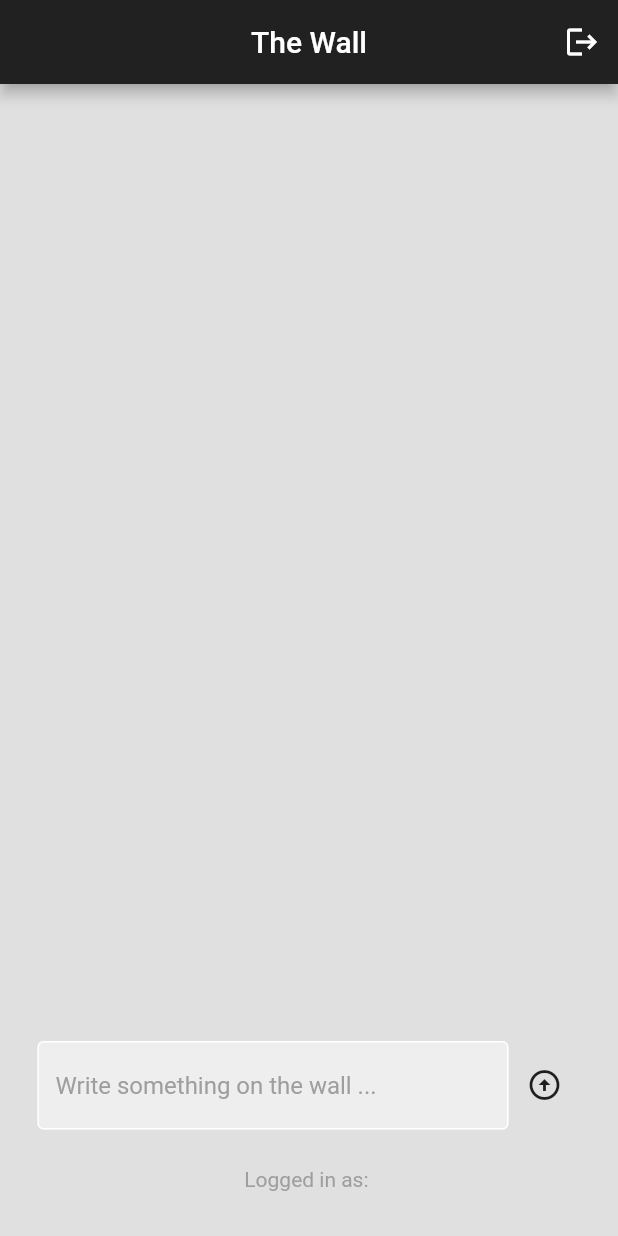
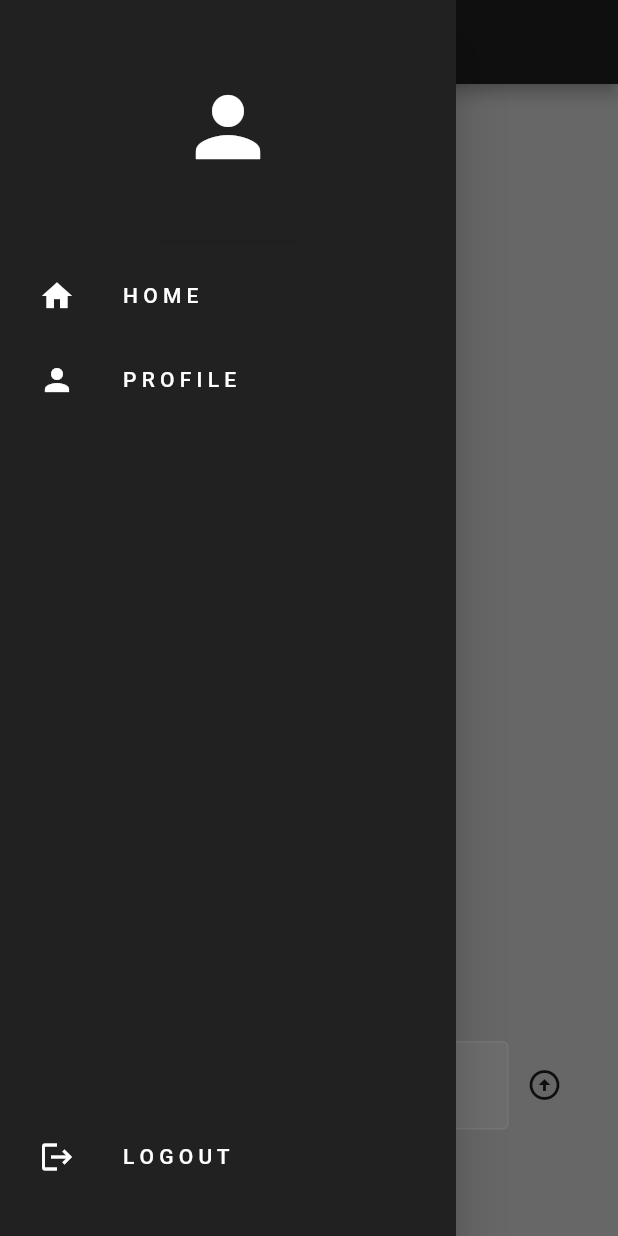
Before and after one commit to edwin-learning/flutter_social_media_app, a Flutter app: the screen it shows once a user with an empty profile is signed in, with the side drawer open (before the commit the screen has no drawer), on a phone screen of 412 x 824 dp. Run offline on Flutter 3.47's test engine with Material 2 defaults, Android fonts, the light colour scheme and no system bars; our stand-ins replace cloud_firestore, firebase_auth, firebase_core; accounts and stored records are empty.

Commit message:
feat: 完成侧边栏

```diff
--- /dev/null
+++ b/lib/components/drawer.dart
@@ -0,0 +1,54 @@
+import 'package:flutter/material.dart';
+import 'package:flutter_social_media_app/components/my_list_tile.dart';
+
+class MyDrawer extends StatelessWidget {
+  final void Function()? onProfilePage;
+  final void Function()? onSignOut;
+
+  const MyDrawer({
+    super.key,
+    required this.onProfilePage,
+    required this.onSignOut,
+  });
+
+  @override
+  Widget build(BuildContext context) {
+    return Drawer(
+      backgroundColor: Colors.grey[900],
+      child: Column(
+        mainAxisAlignment: MainAxisAlignment.spaceBetween,
+        children: [
+          Column(
+            children: [
+              const DrawerHeader(
+                child: Icon(
+                  Icons.person,
+                  color: Colors.white,
+                  size: 64,
+                ),
+              ),
+              MyListTile(
+                icon: Icons.home,
+                text: "H O M E",
+                onTap: () => Navigator.pop(context),
+              ),
+              MyListTile(
+                icon: Icons.person,
+                text: "P R O F I L E",
+                onTap: onProfilePage,
+              ),
+            ],
+          ),
+          Padding(
+            padding: const EdgeInsets.only(bottom: 25),
+            child: MyListTile(
+              icon: Icons.logout,
+              text: "L O G O U T",
+              onTap: onSignOut,
+            ),
+          ),
+        ],
+      ),
+    );
+  }
+}
--- /dev/null
+++ b/lib/components/my_list_tile.dart
@@ -0,0 +1,32 @@
+import 'package:flutter/material.dart';
+
+class MyListTile extends StatelessWidget {
+  final IconData icon;
+  final String text;
+  final void Function()? onTap;
+
+  const MyListTile({
+    super.key,
+    required this.icon,
+    required this.text,
+    required this.onTap,
+  });
+
+  @override
+  Widget build(BuildContext context) {
+    return Padding(
+      padding: const EdgeInsets.only(left: 10.0),
+      child: ListTile(
+        leading: Icon(
+          icon,
+          color: Colors.white,
+        ),
+        onTap: onTap,
+        title: Text(
+          text,
+          style: TextStyle(color: Colors.white),
+        ),
+      ),
+    );
+  }
+}
--- a/lib/pages/home_page.dart
+++ b/lib/pages/home_page.dart
@@ -1,8 +1,10 @@
 import 'package:cloud_firestore/cloud_firestore.dart';
 import 'package:firebase_auth/firebase_auth.dart';
 import 'package:flutter/material.dart';
+import 'package:flutter_social_media_app/components/drawer.dart';
 import 'package:flutter_social_media_app/components/text_field.dart';
 import 'package:flutter_social_media_app/components/wall_post.dart';
+import 'package:flutter_social_media_app/pages/profile_page.dart';
 
 class HomePage extends StatefulWidget {
   const HomePage({super.key});
@@ -34,6 +36,14 @@ class _HomePageState extends State<HomePage> {
     });
   }
 
+  void getProfilePage() {
+    Navigator.pop(context);
+    Navigator.push(
+      context,
+      MaterialPageRoute(builder: (context) => ProfilePage()),
+    );
+  }
+
   @override
   Widget build(BuildContext context) {
     return Scaffold(
@@ -42,12 +52,11 @@ class _HomePageState extends State<HomePage> {
         centerTitle: true,
         title: const Text("The Wall"),
         backgroundColor: Colors.grey[900],
-        actions: [
-          IconButton(
-            onPressed: signOut,
-            icon: const Icon(Icons.logout),
-          )
-        ],
+
+      ),
+      drawer: MyDrawer(
+        onProfilePage: getProfilePage,
+        onSignOut: signOut,
       ),
       body: Center(
         child: Column(
--- /dev/null
+++ b/lib/pages/profile_page.dart
@@ -0,0 +1,19 @@
+import 'package:flutter/material.dart';
+
+class ProfilePage extends StatefulWidget {
+  const ProfilePage({super.key});
+
+  @override
+  State<ProfilePage> createState() => _ProfilePageState();
+}
+
+class _ProfilePageState extends State<ProfilePage> {
+  @override
+  Widget build(BuildContext context) {
+    return Scaffold(
+      appBar: AppBar(
+        title: Text("Profile Page"),
+      ),
+    );
+  }
+}
```
